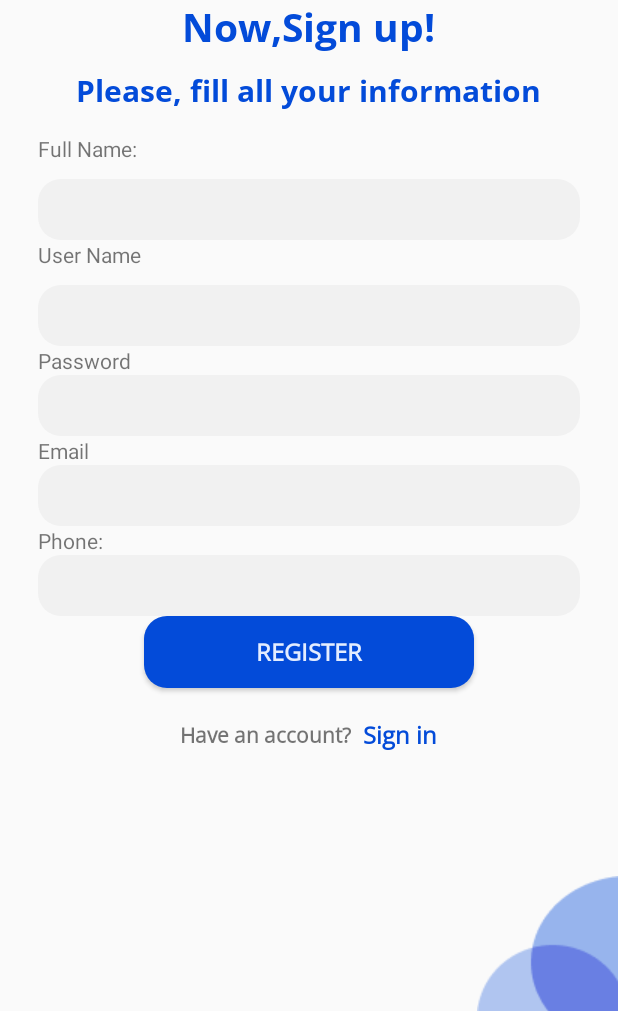
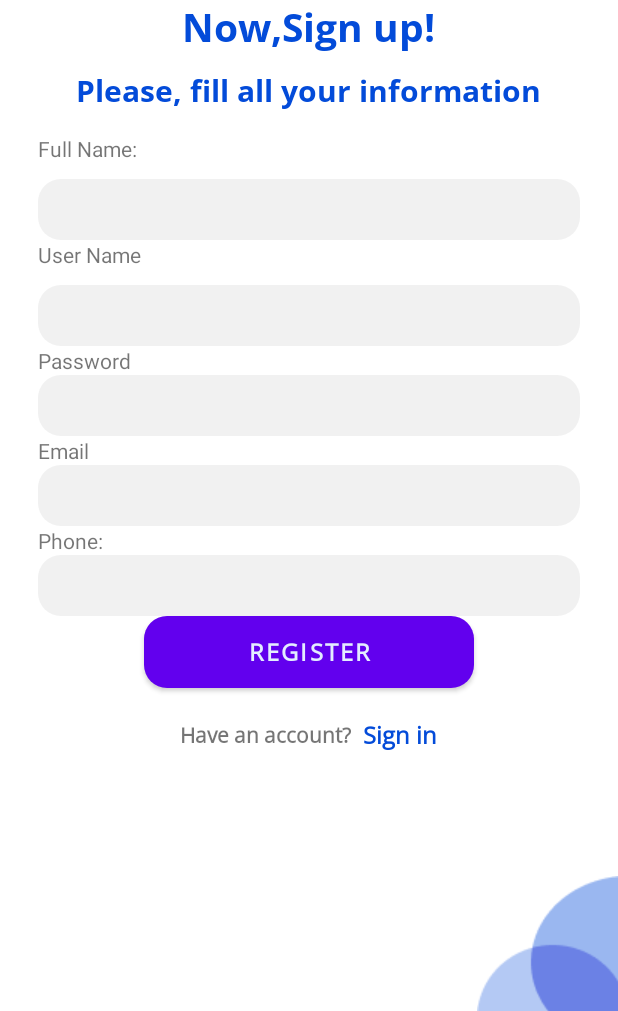
Before and after one commit to mlb2220033/final_app, an Android app: the RegisterActivity screen opened directly, with no data from a screen before it, on a phone screen of 412 x 824 dp, the part 225-1236 px from its top. Run offline under Robolectric (Android 15) with nearby library versions, the phone set to English and light mode, and no system bars.

Commit message:
a commit

```diff
--- a/app/src/main/res/layout/activity_register.xml
+++ b/app/src/main/res/layout/activity_register.xml
@@ -186,7 +186,7 @@
                 android:textStyle="bold" />
 
             <TextView
-                android:id="@+id/txtHaveAccount"
+                android:id="@+id/txtSignIn"
                 android:layout_width="wrap_content"
                 android:layout_height="wrap_content"
                 android:clickable="true"
--- a/app/src/main/res/values/themes.xml
+++ b/app/src/main/res/values/themes.xml
@@ -1,6 +1,6 @@
 <resources xmlns:tools="http://schemas.android.com/tools">
     <!-- Base application theme. -->
-    <style name="Base.Theme.FinalProject" parent="Theme.AppCompat.DayNight.NoActionBar">
+    <style name="Base.Theme.FinalProject" parent="Theme.MaterialComponents.DayNight.NoActionBar">
         <!-- Customize your light theme here. -->
         <!-- <item name="colorPrimary">@color/my_light_primary</item> -->
     </style>
```
